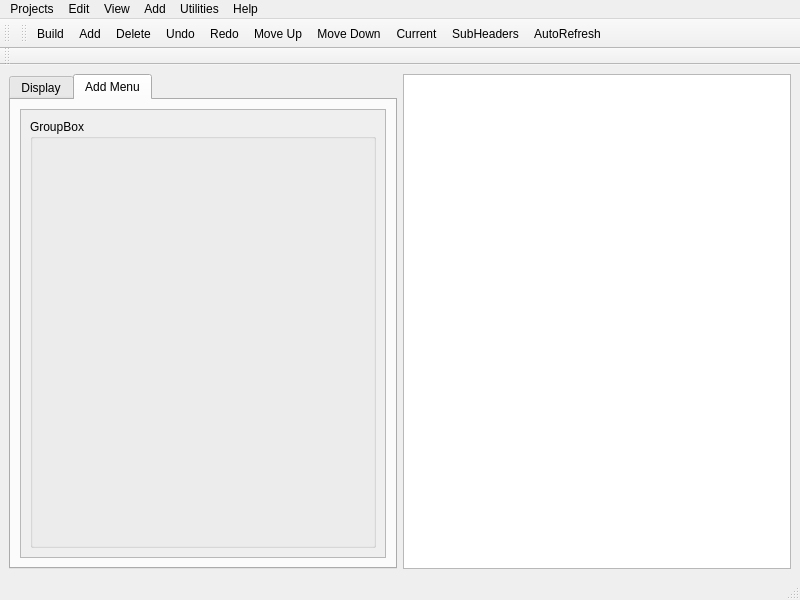
Qt form lib/python/qtvcp/lib/NativeCAM-master/ncam.ui (LinuxCNC/linuxcnc) before a commit.
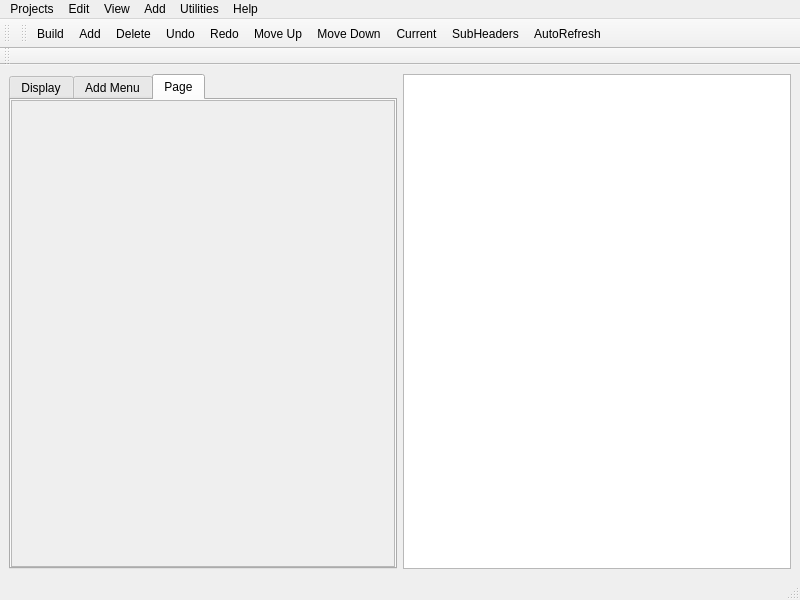
The same form after that commit.

Commit message: get iconview to mostly work

What changed in the file:
```diff
--- a/lib/python/qtvcp/lib/NativeCAM-master/ncam.ui
+++ b/lib/python/qtvcp/lib/NativeCAM-master/ncam.ui
@@ -18,7 +18,7 @@
     <item>
      <widget class="QTabWidget" name="tabWidget">
       <property name="currentIndex">
-       <number>1</number>
+       <number>2</number>
       </property>
       <widget class="QWidget" name="tab">
        <attribute name="title">
@@ -76,6 +76,56 @@
         </item>
        </layout>
       </widget>
+      <widget class="QWidget" name="tab_2">
+       <attribute name="title">
+        <string>Page</string>
+       </attribute>
+       <layout class="QVBoxLayout" name="verticalLayout_3">
+        <property name="leftMargin">
+         <number>0</number>
+        </property>
+        <property name="topMargin">
+         <number>0</number>
+        </property>
+        <property name="rightMargin">
+         <number>0</number>
+        </property>
+        <property name="bottomMargin">
+         <number>0</number>
+        </property>
+        <item>
+         <widget class="QScrollArea" name="scrollArea_2">
+          <property name="widgetResizable">
+           <bool>true</bool>
+          </property>
+          <widget class="QWidget" name="iconViewWidget">
+           <property name="geometry">
+            <rect>
+             <x>0</x>
+             <y>0</y>
+             <width>382</width>
+             <height>461</height>
+            </rect>
+           </property>
+           <layout class="QVBoxLayout" name="iconViewVerticalLayout">
+            <property name="leftMargin">
+             <number>0</number>
+            </property>
+            <property name="topMargin">
+             <number>0</number>
+            </property>
+            <property name="rightMargin">
+             <number>0</number>
+            </property>
+            <property name="bottomMargin">
+             <number>0</number>
+            </property>
+           </layout>
+          </widget>
+         </widget>
+        </item>
+       </layout>
+      </widget>
      </widget>
     </item>
     <item>
```
Left out of the diff: 10 changed lines with no effect on the pictures. The commit also changes 2 other files.
